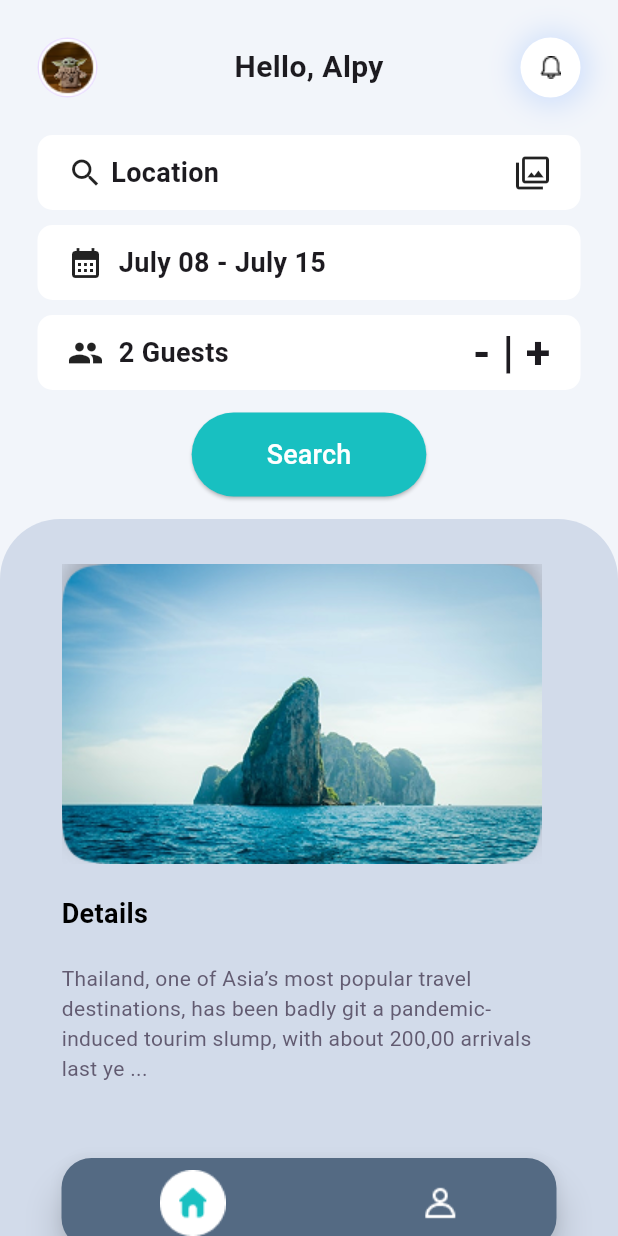
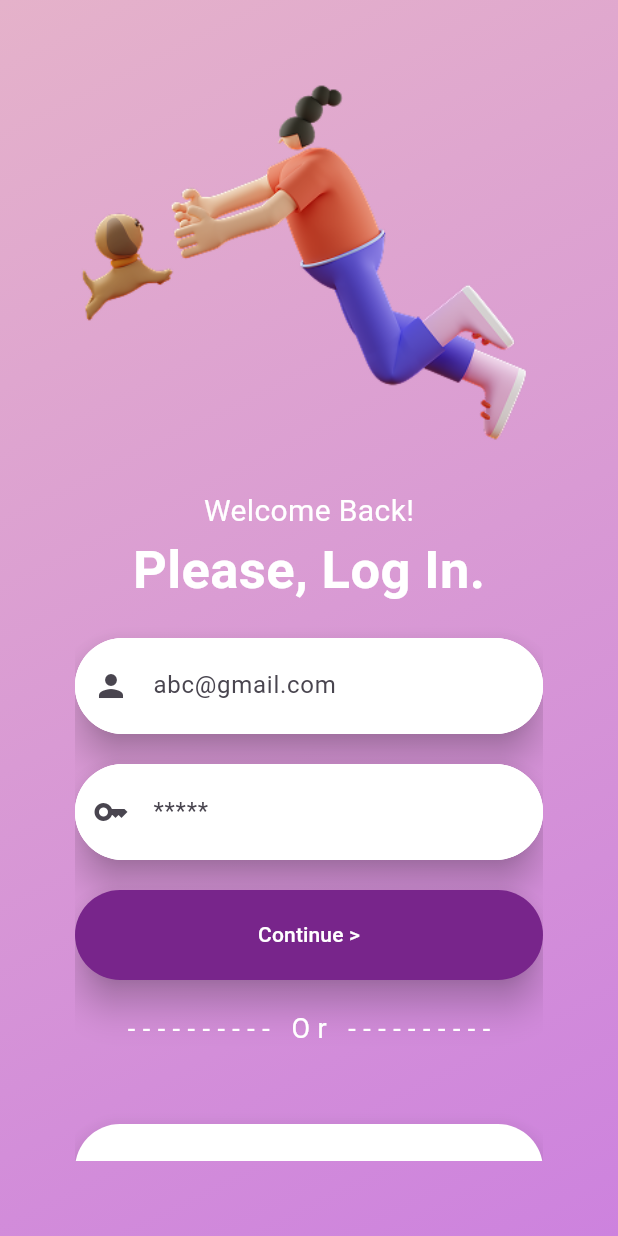
Before and after one commit to ZaidShaikh01/flutter_learn, a Flutter app: the screen it shows after launch, on a phone screen of 412 x 824 dp. Run offline on Flutter 3.47's test engine with Material 3 defaults, Android fonts, the phone set to English and light mode, and no system bars; our stand-ins replace cloud_firestore, dio, firebase_auth, firebase_core, shared_preferences; accounts and stored records are empty.

Commit message:
Login screen added

```diff
--- a/travel_and_hotel_booking/lib/home_page.dart
+++ b/travel_and_hotel_booking/lib/home_page.dart
@@ -28,6 +28,7 @@ class _HomePageState extends State<HomePage> {
                     style: TextStyle(fontSize: 20, fontWeight: FontWeight.bold),
                   ),
                   Container(
+
                     decoration: BoxDecoration(
                       shape: BoxShape.circle,
                       boxShadow: [
--- /dev/null
+++ b/travel_and_hotel_booking/lib/login_page.dart
@@ -0,0 +1,125 @@
+import 'package:flutter/material.dart';
+
+class LoginPage extends StatefulWidget {
+  const LoginPage({super.key});
+
+  @override
+  State<LoginPage> createState() => _LoginPageState();
+}
+/*
+            Color(0xFFE5B2CA), // Light pinkish shade
+            Color(0xFFCD82DE), // Purple shade
+            Color(0xFF78258B), // Dark purple shade
+
+ */
+class _LoginPageState extends State<LoginPage> {
+  @override
+  Widget build(BuildContext context) {
+    return Container(
+      decoration: BoxDecoration(
+        gradient: LinearGradient(
+            begin: Alignment.topLeft,
+            end: Alignment.bottomRight,
+            colors: [
+              Color(0xFFE5B2CA), // Light pinkish shade
+              Color(0xFFCD82DE), // Purple shade
+            ])
+      ),
+      child: Scaffold(
+        backgroundColor: Colors.transparent,
+
+        body: Padding(
+          padding: const EdgeInsets.all(50.0),
+          child: SingleChildScrollView(
+            child: Column(
+              children: [
+                Image.asset('assets/login_image.png'),
+                SizedBox(height: 20,),
+                Text('Welcome Back!', style: TextStyle(
+                  color: Colors.white,
+                  fontSize: 20
+                ),),
+                Text('Please, Log In.', style: TextStyle(
+                  color: Colors.white,
+                  fontSize: 35,
+                  fontWeight: FontWeight.bold,
+                ),),
+                SizedBox(height: 20,),
+                Material(
+                  elevation: 10,
+                  borderRadius: BorderRadius.circular(40),
+                  child: TextField(
+                    decoration: InputDecoration(
+                      labelText: 'abc@gmail.com',
+                      prefixIcon: Icon(Icons.person),
+                      fillColor: Colors.white,
+                      filled: true,
+                      enabledBorder: OutlineInputBorder(
+                        borderRadius: BorderRadius.circular(40),
+                        borderSide: BorderSide(color:Colors.white),
+
+                      ),
+                      contentPadding: EdgeInsets.symmetric(vertical: 20, horizontal: 30),
+
+                    ),
+                  ),
+                ),
+                SizedBox(height: 20,),
+                Material(
+                  elevation: 10,
+                  borderRadius: BorderRadius.circular(40),
+                  child: TextField(
+                    decoration: InputDecoration(
+                      labelText: '*****',
+                      prefixIcon: Icon(Icons.key),
+                      fillColor: Colors.white,
+                      filled: true,
+                      enabledBorder: OutlineInputBorder(
+                        borderRadius: BorderRadius.circular(40),
+                        borderSide: BorderSide(color:Colors.white),
+
+                      ),
+                      contentPadding: EdgeInsets.symmetric(vertical: 20, horizontal: 30),
+
+                    ),
+                  ),
+                ),
+                SizedBox(height: 20,),
+                SizedBox(
+                  width: double.maxFinite,
+                  child: ElevatedButton(
+                      style: ElevatedButton.styleFrom(
+                        elevation: 10,
+                        backgroundColor: Color(0xFF78258B),
+                        padding: EdgeInsets.symmetric(vertical: 20, horizontal: 30),
+                      ),
+                      onPressed: (){}, child: Text('Continue >', style: TextStyle(
+                    color: Colors.white,
+                  ),)),
+                ),
+                SizedBox(height: 20,),
+                Text('---------- Or ----------',
+                style: TextStyle(color: Colors.white, fontSize: 18, letterSpacing: 5),),
+
+                SizedBox(height: 50,),
+                SizedBox(
+                  width: double.maxFinite,
+                  child: ElevatedButton(
+                      style: ElevatedButton.styleFrom(
+                        elevation: 10,
+                        backgroundColor: Colors.white,
+                        padding: EdgeInsets.symmetric(vertical: 20, horizontal: 30),
+                      ),
+                      onPressed: (){}, child: Text('Create an Account', style: TextStyle(
+                    color: Colors.black,
+                  ),)),
+                ),
+
+              ],
+            ),
+          ),
+        ),
+      ),
+    );
+  }
+}
--- a/travel_and_hotel_booking/lib/main.dart
+++ b/travel_and_hotel_booking/lib/main.dart
@@ -1,5 +1,7 @@
 import 'package:flutter/material.dart';
 import 'package:travel_and_hotel_booking/home_page.dart';
+
+import 'login_page.dart';
 
 void main() {
   runApp(const MyApp());
@@ -10,7 +12,7 @@ class MyApp extends StatelessWidget {
   @override
   Widget build(BuildContext context) {
     return MaterialApp(
-      home: const HomePage(),
+      home:  LoginPage()
     );
   }
 }
```
Also changed, not shown: travel_and_hotel_booking/assets/Screenshot 2025-06-03 142200.png (added), travel_and_hotel_booking/assets/login_image.png (added).
